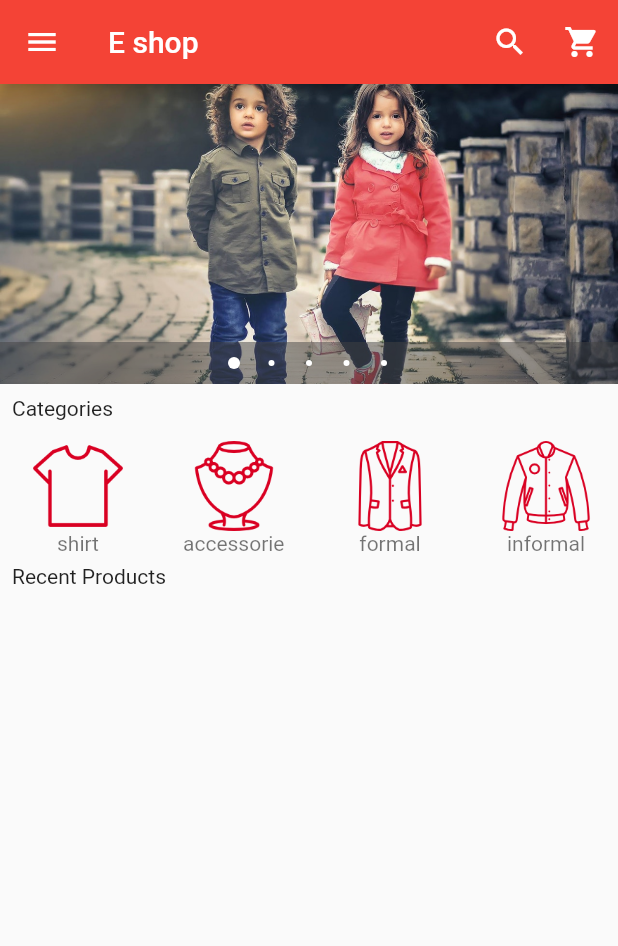
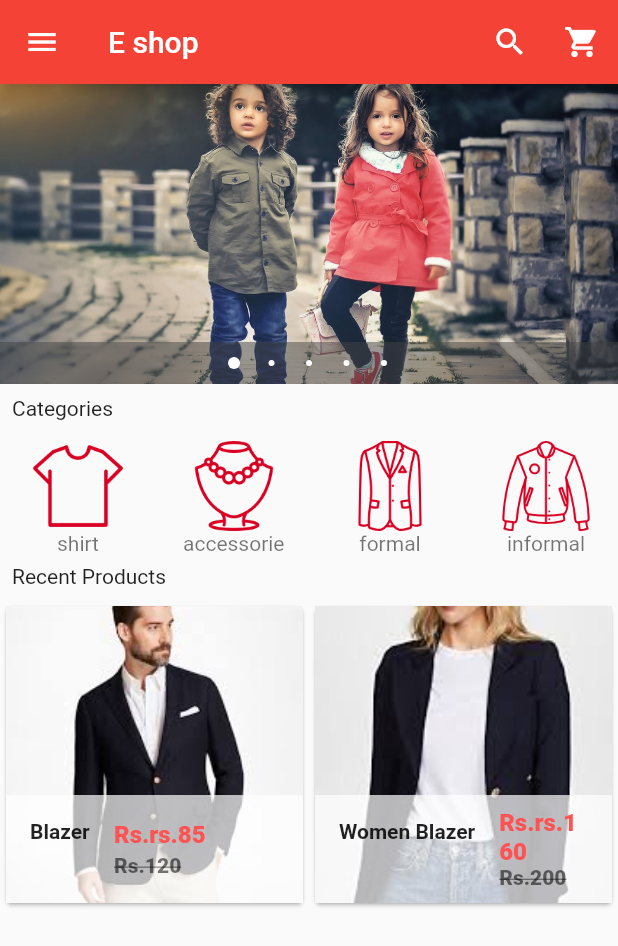
Before and after one commit to HirushaR/eshop-, a Flutter app: the screen it shows after launch, on a phone screen of 412 x 824 dp. Shown: the top 946 px of the screen. Run offline on Flutter 3.47's test engine with Material 2 defaults, Android fonts, the light colour scheme and no system bars; drawn by our look-alikes of carousel_pro.

Commit message:
recent prodcut finished

```diff
--- a/lib/componets/Products.dart
+++ b/lib/componets/Products.dart
@@ -11,18 +11,29 @@ class _ProductState extends State<Product> {
       "name":'Blazer',
       "picture":'images/products/blazer1.jpeg',
       "old_price":'120',
-      "price":'85',
+      "price":'rs.85',
     },
     {
       "name":'Women Blazer',
       "picture":'images/products/blazer2.jpeg',
       "old_price":'200',
-      "price":'160',
+      "price":'rs.160',
     },
   ];
   @override
   Widget build(BuildContext context) {
-    return Container();
+    return GridView.builder(
+      itemCount: product_list.length,
+        gridDelegate: new SliverGridDelegateWithFixedCrossAxisCount(crossAxisCount: 2),
+        itemBuilder: (BuildContext context, int index ){
+        return Single_prod(
+          product_name: product_list[index]['name'],
+          product_picture: product_list[index]['picture'],
+          product_old_price: product_list[index]['old_price'],
+          product_price: product_list[index]['price'],
+        );
+      }
+    );
   }
 }
 
@@ -40,6 +51,44 @@ class Single_prod extends StatelessWidget {
 
   @override
   Widget build(BuildContext context) {
-    return Container();
+    return Card(
+      child: Hero(tag: product_name,
+          child: Material(
+            child: InkWell(
+              onTap: (){},
+              child: GridTile(
+                  footer: Container(
+                    color: Colors.white70,
+                    child: ListTile(
+                      leading: Text(
+                        product_name,
+                        style: TextStyle(
+                            fontWeight: FontWeight.bold
+                        ),
+                      ),
+                      title: Text(
+                        "Rs."+product_price,
+                        style: TextStyle(
+                            color: Colors.redAccent,
+                            fontWeight: FontWeight.w800
+                        ),
+                      ),
+                      subtitle: Text(
+                        "Rs."+product_old_price,
+                          style: TextStyle(
+                              color: Colors.black54,
+                              fontWeight: FontWeight.w800,
+                          decoration: TextDecoration.lineThrough),
+
+                      ),
+
+                    ),
+                  ),
+                  child: Image.asset(product_picture, fit: BoxFit.cover,)
+              ),
+            ),
+          )
+      ),
+    );
   }
 }
--- a/lib/main.dart
+++ b/lib/main.dart
@@ -136,7 +136,7 @@ class _HomePageState extends State<HomePage> {
           //grid view
           Container(
             height: 320.0,
-
+            child: Product(),
           )
 
         ],
```
